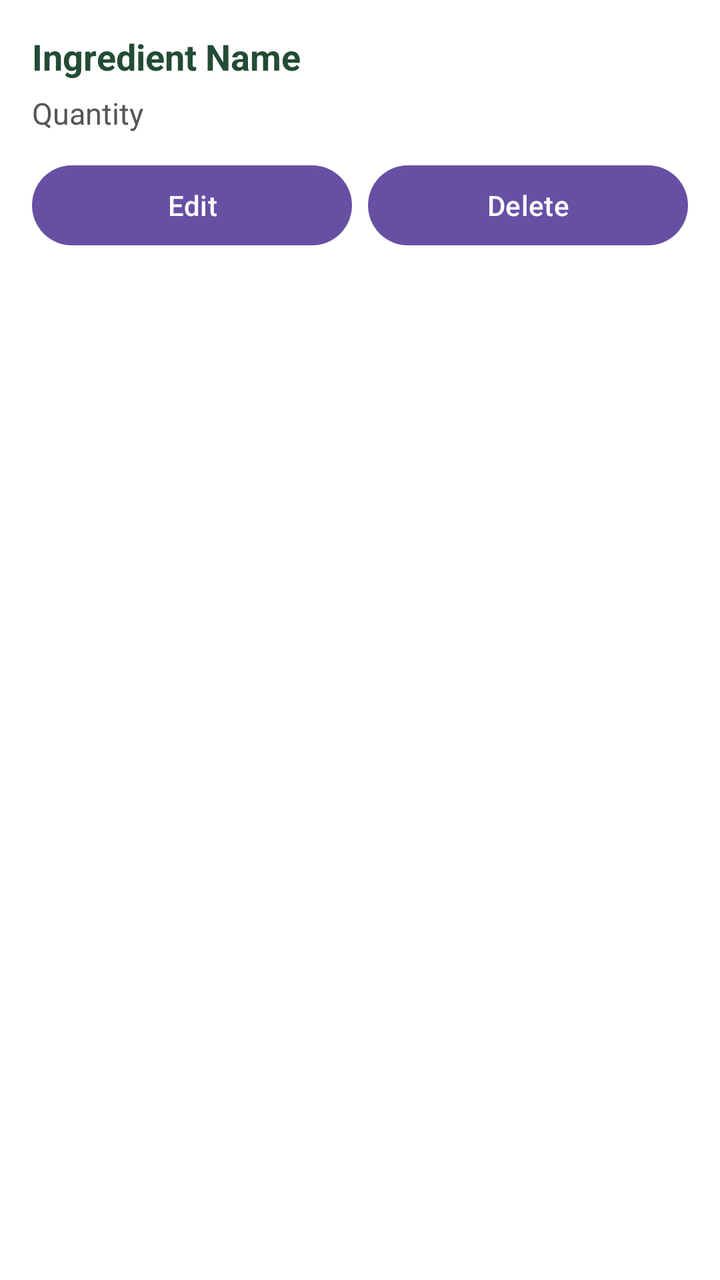
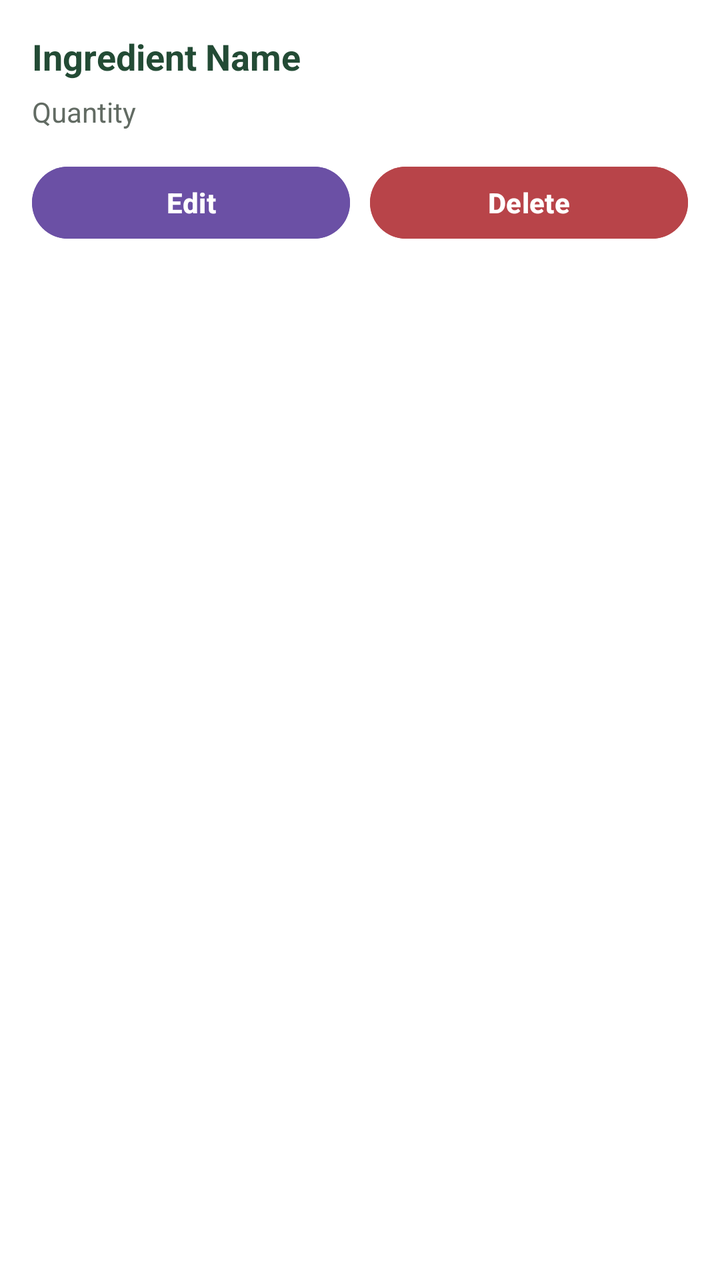

Before-and-after screenshots of an Android layout around one commit, followed by the original layout XML and the change that was made.
<!-- AndroidManifest.xml: application theme Theme.SmartPantryManager -->
<!-- res/layout/item_ingredient.xml -->
<?xml version="1.0" encoding="utf-8"?>
<LinearLayout xmlns:android="http://schemas.android.com/apk/res/android"
    android:layout_width="match_parent"
    android:layout_height="wrap_content"
    android:orientation="vertical"
    android:padding="16dp"
    android:background="#FFFFFF">

    <TextView
        android:id="@+id/txtIngredientName"
        android:layout_width="match_parent"
        android:layout_height="wrap_content"
        android:text="Ingredient Name"
        android:textSize="18sp"
        android:textStyle="bold"
        android:textColor="#234B35"
        android:layout_marginBottom="6dp" />

    <TextView
        android:id="@+id/txtIngredientQuantity"
        android:layout_width="match_parent"
        android:layout_height="wrap_content"
        android:text="Quantity"
        android:textSize="15sp"
        android:textColor="#555555"
        android:layout_marginBottom="12dp" />

    <LinearLayout
        android:layout_width="match_parent"
        android:layout_height="wrap_content"
        android:orientation="horizontal">

        <Button
            android:id="@+id/btnEditIngredient"
            android:layout_width="0dp"
            android:layout_height="wrap_content"
            android:layout_weight="1"
            android:text="Edit"
            android:textAllCaps="false" />

        <Button
            android:id="@+id/btnDeleteIngredient"
            android:layout_width="0dp"
            android:layout_height="wrap_content"
            android:layout_weight="1"
            android:text="Delete"
            android:textAllCaps="false"
            android:layout_marginStart="8dp" />

    </LinearLayout>

</LinearLayout>
<!-- resources referenced by this layout -->
<resources>
  <style name="Theme.SmartPantryManager" parent="Base.Theme.SmartPantryManager" />
  <style name="Base.Theme.SmartPantryManager" parent="Theme.Material3.DayNight">
  
          
          
      </style>
</resources>

<!-- the commit's change to res/layout/item_ingredient.xml (unified diff, before → after) -->
@@ -1,11 +1,14 @@
 <?xml version="1.0" encoding="utf-8"?>
-<LinearLayout xmlns:android="http://schemas.android.com/apk/res/android"
+<LinearLayout
+    xmlns:android="http://schemas.android.com/apk/res/android"
     android:layout_width="match_parent"
     android:layout_height="wrap_content"
     android:orientation="vertical"
     android:padding="16dp"
+    android:layout_marginBottom="4dp"
     android:background="#FFFFFF">
 
+    
     <TextView
         android:id="@+id/txtIngredientName"
         android:layout_width="match_parent"
@@ -16,36 +19,49 @@
         android:textColor="#234B35"
         android:layout_marginBottom="6dp" />
 
+    
     <TextView
         android:id="@+id/txtIngredientQuantity"
         android:layout_width="match_parent"
         android:layout_height="wrap_content"
         android:text="Quantity"
-        android:textSize="15sp"
-        android:textColor="#555555"
-        android:layout_marginBottom="12dp" />
+        android:textSize="14sp"
+        android:textColor="#626B63"
+        android:layout_marginBottom="14dp" />
 
+    
     <LinearLayout
         android:layout_width="match_parent"
         android:layout_height="wrap_content"
-        android:orientation="horizontal">
+        android:orientation="horizontal"
+        android:gravity="center_vertical">
 
         <Button
             android:id="@+id/btnEditIngredient"
             android:layout_width="0dp"
-            android:layout_height="wrap_content"
+            android:layout_height="44dp"
             android:layout_weight="1"
             android:text="Edit"
-            android:textAllCaps="false" />
+            android:textAllCaps="false"
+            android:textSize="14sp"
+            android:textStyle="bold"
+            android:textColor="#FFFFFF"
+            android:backgroundTint="#6B50A5"
+            android:stateListAnimator="@null" />
 
         <Button
             android:id="@+id/btnDeleteIngredient"
             android:layout_width="0dp"
-            android:layout_height="wrap_content"
+            android:layout_height="44dp"
             android:layout_weight="1"
+            android:layout_marginStart="10dp"
             android:text="Delete"
             android:textAllCaps="false"
-            android:layout_marginStart="8dp" />
+            android:textSize="14sp"
+            android:textStyle="bold"
+            android:textColor="#FFFFFF"
+            android:backgroundTint="#B84449"
+            android:stateListAnimator="@null" />
 
     </LinearLayout>
 
